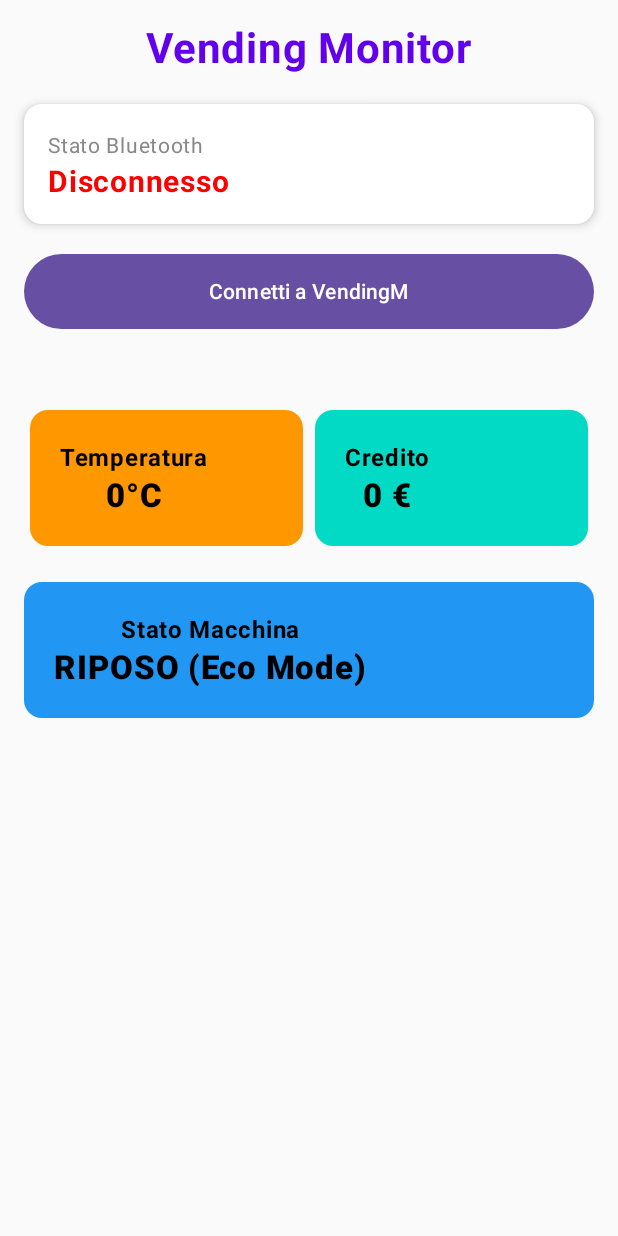
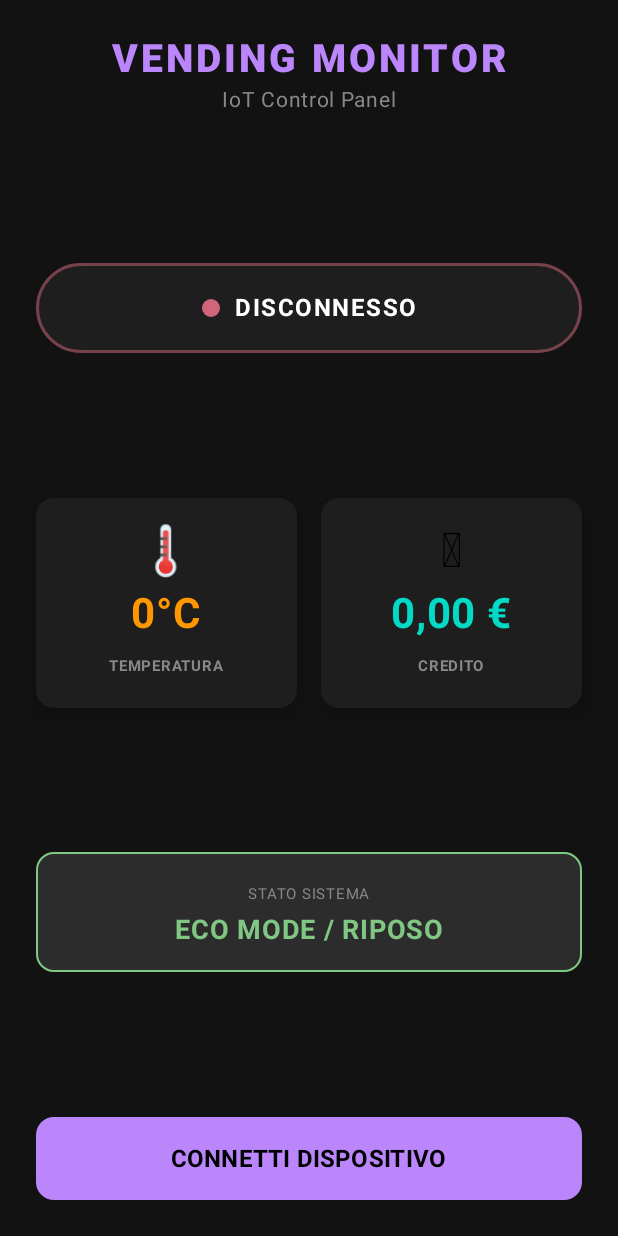
Before and after one commit to santoromarco74/VendingMachine, an Android app built with Jetpack Compose: the screen it shows after launch (MainActivity), on a phone screen of 412 x 824 dp. Run offline under Robolectric (Android 15) with nearby library versions, the phone set to English and light mode, and no system bars.

Commit message:
refactor: Overhaul UI and improve BLE connection logic
This commit completely redesigns the user interface for a modern, "tech" look and refines the Bluetooth Low Energy (BLE) connection management.

**UI/UX Overhaul:**
- Implements a dark theme using `darkColorScheme` for the entire application.
- Redesigns the main screen layout with `Column` and `Row` for better element distribution and responsiveness.
- Introduces new composable components:
    - `StatusIndicator`: A central card displaying the BLE connection status with a colored dot and text.
    - `SensorCard`: Modern, icon-based cards for displaying Temperature and Credit data.
    - `MachineStateCard`: A dedicated card to show the system status (e.g., "ECO MODE", "EROGAZIONE IN CORSO...") with corresponding colors.
    - `ActionButton`: A dynamic, multi-purpose button that changes text and color for connecting, stopping a scan, or disconnecting.
- Improves text styling with custom fonts, sizes, colors, and letter spacing for a polished look.

**BLE Logic & Functionality:**
- Adds a `disconnectDevice()` function for manual disconnection, which properly closes the GATT connection and resets UI state.
- Implements a `stopScan()` function to manually halt the BLE scanning process.
- Simplifies the notification enabling logic (`enableNotification` function) by removing redundant logging and parameters.
- Refines connection status messages to be more user-friendly (e.g., "Bluetooth Spento!", "Nessun Disp. Trovato").
- Streamlines the parsing of incoming data from the `CHAR_STATUS_UUID` characteristic.
- Cleans up debug logging and comments for better code readability.

```diff
--- a/app/src/main/java/com/example/vendingmonitor/MainActivity.kt
+++ b/app/src/main/java/com/example/vendingmonitor/MainActivity.kt
@@ -1,4 +1,4 @@
-package com.example.vendingmonitor // <--- VERIFICA CHE QUESTO SIA IL TUO PACKAGE REALE!
+package com.example.vendingmonitor
 
 import android.Manifest
 import android.annotation.SuppressLint
@@ -16,13 +16,19 @@ import androidx.activity.ComponentActivity
 import androidx.activity.compose.rememberLauncherForActivityResult
 import androidx.activity.compose.setContent
 import androidx.activity.result.contract.ActivityResultContracts
+import androidx.compose.foundation.BorderStroke
+import androidx.compose.foundation.background
 import androidx.compose.foundation.layout.*
+import androidx.compose.foundation.shape.CircleShape
+import androidx.compose.foundation.shape.RoundedCornerShape
 import androidx.compose.material3.*
 import androidx.compose.runtime.*
 import androidx.compose.ui.Alignment
 import androidx.compose.ui.Modifier
+import androidx.compose.ui.graphics.Brush
 import androidx.compose.ui.graphics.Color
 import androidx.compose.ui.text.font.FontWeight
+import androidx.compose.ui.text.style.TextAlign
 import androidx.compose.ui.unit.dp
 import androidx.compose.ui.unit.sp
 import androidx.core.app.ActivityCompat
@@ -31,11 +37,10 @@ import java.nio.ByteOrder
 import java.util.*
 
 // --- CONFIGURAZIONE UUID ---
-// Base UUID standard + Parte Mbed
 val SERVICE_UUID: UUID = UUID.fromString("0000A000-0000-1000-8000-00805f9b34fb")
 val CHAR_TEMP_UUID: UUID = UUID.fromString("0000A001-0000-1000-8000-00805f9b34fb")
 val CHAR_STATUS_UUID: UUID = UUID.fromString("0000A002-0000-1000-8000-00805f9b34fb")
-val CCCD_UUID: UUID = UUID.fromString("00002902-0000-1000-8000-00805f9b34fb") // Descriptor standard
+val CCCD_UUID: UUID = UUID.fromString("00002902-0000-1000-8000-00805f9b34fb")
 
 class MainActivity : ComponentActivity() {
 
@@ -52,86 +57,224 @@ class MainActivity : ComponentActivity() {
     override fun onCreate(savedInstanceState: Bundle?) {
         super.onCreate(savedInstanceState)
         setContent {
-            VendingDashboard()
+            // Tema Scuro forzato per look "Tech"
+            MaterialTheme(colorScheme = darkColorScheme()) {
+                Surface(modifier = Modifier.fillMaxSize(), color = Color(0xFF121212)) {
+                    VendingDashboard()
+                }
+            }
         }
     }
 
     @Composable
     fun VendingDashboard() {
-        // Launcher per richiesta permessi
         val permissionsLauncher = rememberLauncherForActivityResult(
             ActivityResultContracts.RequestMultiplePermissions()
         ) { perms ->
-            val allGranted = perms.values.all { it }
-            if (allGranted) {
-                println("DEBUG: Permessi ottenuti dal popup. Avvio scan...")
-                startScan()
-            } else {
-                Toast.makeText(this, "Permessi negati! Impossibile scansionare.", Toast.LENGTH_LONG).show()
-            }
+            if (perms.values.all { it }) startScan()
+            else Toast.makeText(this, "Permessi necessari!", Toast.LENGTH_SHORT).show()
         }
 
-        MaterialTheme {
-            Column(
-                modifier = Modifier.fillMaxSize().padding(16.dp),
-                horizontalAlignment = Alignment.CenterHorizontally,
-                verticalArrangement = Arrangement.spacedBy(20.dp)
+        Column(
+            modifier = Modifier.fillMaxSize().padding(24.dp),
+            horizontalAlignment = Alignment.CenterHorizontally,
+            verticalArrangement = Arrangement.SpaceBetween // Distribuisce gli elementi
+        ) {
+            // --- HEADER ---
+            Column(horizontalAlignment = Alignment.CenterHorizontally) {
+                Text(
+                    "VENDING MONITOR",
+                    fontSize = 26.sp,
+                    fontWeight = FontWeight.Black,
+                    color = Color(0xFFBB86FC),
+                    letterSpacing = 2.sp
+                )
+                Text(
+                    "IoT Control Panel",
+                    fontSize = 14.sp,
+                    color = Color.Gray
+                )
+            }
+
+            // --- STATUS INDICATOR (CERCHIO CENTRALE) ---
+            StatusIndicator()
+
+            // --- GRIGLIA DATI ---
+            Row(
+                modifier = Modifier.fillMaxWidth(),
+                horizontalArrangement = Arrangement.spacedBy(16.dp)
             ) {
-                Text("Vending Monitor", fontSize = 28.sp, fontWeight = FontWeight.Bold, color = Color(0xFF6200EE))
+                // Card Temperatura
+                SensorCard(
+                    title = "TEMPERATURA",
+                    value = "$tempState°C",
+                    icon = "🌡️",
+                    color = Color(0xFFFF9800), // Arancione
+                    modifier = Modifier.weight(1f)
+                )
+                // Card Credito
+                SensorCard(
+                    title = "CREDITO",
+                    value = "$creditState,00 €",
+                    icon = "🪙",
+                    color = Color(0xFF03DAC5), // Turchese
+                    modifier = Modifier.weight(1f)
+                )
+            }
 
-                // Stato Connessione
-                StatusCard("Stato Bluetooth", connectionStatus, if(connectionStatus=="Connesso") Color.Green else Color.Red)
+            // --- CARD STATO MACCHINA ---
+            MachineStateCard()
 
-                // Pulsante Connetti con logica Permessi Aggressiva
-                Button(
-                    onClick = {
-                        checkPermissionsAndScan(permissionsLauncher)
-                    },
-                    enabled = !isScanning && connectionStatus != "Connesso",
-                    modifier = Modifier.fillMaxWidth().height(50.dp)
-                ) {
-                    Text(if (isScanning) "Scansione in corso..." else "Connetti a VendingM")
+            // --- PULSANTE AZIONE (IL CUORE DELLA LOGICA) ---
+            ActionButton(permissionsLauncher)
+        }
+    }
+
+    // --- COMPONENTI GRAFICI MIGLIORATI ---
+
+    @Composable
+    fun StatusIndicator() {
+        val colorStato = when {
+            connectionStatus == "Connesso" -> Color(0xFF00E676) // Verde brillante
+            isScanning -> Color(0xFFFFEB3B) // Giallo
+            else -> Color(0xFFCF6679) // Rosso spento
+        }
+
+        Card(
+            shape = RoundedCornerShape(50),
+            border = BorderStroke(2.dp, colorStato.copy(alpha = 0.5f)),
+            colors = CardDefaults.cardColors(containerColor = Color(0xFF1E1E1E)),
+            modifier = Modifier.fillMaxWidth().height(60.dp)
+        ) {
+            Box(contentAlignment = Alignment.Center, modifier = Modifier.fillMaxSize()) {
+                Row(verticalAlignment = Alignment.CenterVertically) {
+                    // Pallino colorato
+                    Box(modifier = Modifier.size(12.dp).background(colorStato, CircleShape))
+                    Spacer(modifier = Modifier.width(10.dp))
+                    Text(
+                        text = connectionStatus.uppercase(),
+                        fontWeight = FontWeight.Bold,
+                        color = Color.White,
+                        letterSpacing = 1.sp
+                    )
                 }
-
-                Spacer(modifier = Modifier.height(10.dp))
-
-                // Dati Sensori
-                Row(modifier = Modifier.fillMaxWidth(), horizontalArrangement = Arrangement.SpaceEvenly) {
-                    DataBox("Temperatura", "$tempState°C", Color(0xFFFF9800), Modifier.weight(1f).padding(4.dp))
-                    DataBox("Credito", "$creditState €", Color(0xFF03DAC5), Modifier.weight(1f).padding(4.dp))
-                }
-
-                // Decodifica Stato Testuale
-                val statoTesto = when(machineState) {
-                    0 -> "RIPOSO (Eco Mode)"
-                    1 -> "ATTESA MONETA"
-                    2 -> "EROGAZIONE..."
-                    3 -> "RESTO"
-                    4 -> "ERRORE !!"
-                    else -> "Sconosciuto ($machineState)"
-                }
-                DataBox("Stato Macchina", statoTesto, Color(0xFF2196F3), Modifier.fillMaxWidth())
             }
         }
     }
 
-    // --- LOGICA PERMESSI ---
+    @Composable
+    fun SensorCard(title: String, value: String, icon: String, color: Color, modifier: Modifier) {
+        Card(
+            modifier = modifier.height(140.dp),
+            colors = CardDefaults.cardColors(containerColor = Color(0xFF1E1E1E)),
+            elevation = CardDefaults.cardElevation(8.dp)
+        ) {
+            Column(
+                modifier = Modifier.fillMaxSize().padding(16.dp),
+                verticalArrangement = Arrangement.SpaceBetween,
+                horizontalAlignment = Alignment.CenterHorizontally
+            ) {
+                Text(icon, fontSize = 32.sp)
+                Text(value, fontSize = 28.sp, fontWeight = FontWeight.Bold, color = color)
+                Text(title, fontSize = 10.sp, color = Color.Gray, fontWeight = FontWeight.Bold)
+            }
+        }
+    }
+
+    @Composable
+    fun MachineStateCard() {
+        val (testo, colore) = when(machineState) {
+            0 -> "ECO MODE / RIPOSO" to Color(0xFF81C784)
+            1 -> "INSERISCI MONETA" to Color(0xFF64B5F6)
+            2 -> "EROGAZIONE IN CORSO..." to Color(0xFFFFD54F)
+            3 -> "RESTO / RIMBORSO" to Color(0xFFBA68C8)
+            4 -> "⚠️ ERRORE TEMP ⚠️" to Color(0xFFE57373)
+            else -> "NON SINCRONIZZATO" to Color.Gray
+        }
+
+        Card(
+            modifier = Modifier.fillMaxWidth().height(80.dp),
+            colors = CardDefaults.cardColors(containerColor = Color(0xFF2C2C2C)),
+            border = BorderStroke(1.dp, colore)
+        ) {
+            Column(
+                modifier = Modifier.fillMaxSize(),
+                verticalArrangement = Arrangement.Center,
+                horizontalAlignment = Alignment.CenterHorizontally
+            ) {
+                Text("STATO SISTEMA", fontSize = 10.sp, color = Color.Gray)
+                Text(testo, fontSize = 18.sp, fontWeight = FontWeight.Bold, color = colore)
+            }
+        }
+    }
+
+    @Composable
+    fun ActionButton(launcher: androidx.activity.result.ActivityResultLauncher<Array<String>>) {
+        val buttonColor = when {
+            connectionStatus == "Connesso" -> Color(0xFFCF6679) // Rosso (Disconnetti)
+            isScanning -> Color(0xFFFFB74D) // Arancione (Stop)
+            else -> Color(0xFFBB86FC) // Viola (Connetti)
+        }
+
+        val buttonText = when {
+            connectionStatus == "Connesso" -> "DISCONNETTI"
+            isScanning -> "STOP SCANSIONE"
+            else -> "CONNETTI DISPOSITIVO"
+        }
+
+        Button(
+            onClick = {
+                when {
+                    connectionStatus == "Connesso" -> disconnectDevice()
+                    isScanning -> stopScan()
+                    else -> checkPermissionsAndScan(launcher)
+                }
+            },
+            colors = ButtonDefaults.buttonColors(containerColor = buttonColor),
+            modifier = Modifier.fillMaxWidth().height(55.dp),
+            shape = RoundedCornerShape(12.dp)
+        ) {
+            Text(buttonText, fontWeight = FontWeight.Bold, fontSize = 16.sp, color = Color.Black)
+        }
+    }
+
+    // --- LOGICA BLUETOOTH AGGIORNATA ---
+
+    @SuppressLint("MissingPermission")
+    private fun disconnectDevice() {
+        bluetoothGatt?.let { gatt ->
+            println("DEBUG: Richiesta disconnessione manuale...")
+            gatt.disconnect()
+            gatt.close()
+        }
+        bluetoothGatt = null
+        connectionStatus = "Disconnesso"
+        // Reset Valori UI per pulizia
+        tempState = 0
+        creditState = 0
+        machineState = 0
+    }
+
+    @SuppressLint("MissingPermission")
+    private fun stopScan() {
+        val bluetoothManager = getSystemService(Context.BLUETOOTH_SERVICE) as BluetoothManager
+        bluetoothManager.adapter.bluetoothLeScanner?.stopScan(object : ScanCallback(){})
+        isScanning = false
+        connectionStatus = "Disconnesso"
+    }
+
     private fun checkPermissionsAndScan(launcher: androidx.activity.result.ActivityResultLauncher<Array<String>>) {
         val hasScan = if (Build.VERSION.SDK_INT >= Build.VERSION_CODES.S) {
             ActivityCompat.checkSelfPermission(this, Manifest.permission.BLUETOOTH_SCAN) == PackageManager.PERMISSION_GRANTED
         } else true
-
         val hasConnect = if (Build.VERSION.SDK_INT >= Build.VERSION_CODES.S) {
             ActivityCompat.checkSelfPermission(this, Manifest.permission.BLUETOOTH_CONNECT) == PackageManager.PERMISSION_GRANTED
         } else true
-
         val hasLoc = ActivityCompat.checkSelfPermission(this, Manifest.permission.ACCESS_FINE_LOCATION) == PackageManager.PERMISSION_GRANTED
 
         if (hasScan && hasConnect && hasLoc) {
-            println("DEBUG: Permessi già presenti. Avvio Scan immediato.")
             startScan()
         } else {
-            println("DEBUG: Mancano permessi. Richiedo...")
             val perms = mutableListOf(Manifest.permission.ACCESS_FINE_LOCATION, Manifest.permission.ACCESS_COARSE_LOCATION)
             if (Build.VERSION.SDK_INT >= Build.VERSION_CODES.S) {
                 perms.add(Manifest.permission.BLUETOOTH_SCAN)
@@ -141,13 +284,12 @@ class MainActivity : ComponentActivity() {
         }
     }
 
-    // --- LOGICA SCANSIONE ---
     @SuppressLint("MissingPermission")
     private fun startScan() {
         val bluetoothManager = getSystemService(Context.BLUETOOTH_SERVICE) as BluetoothManager
         val scanner = bluetoothManager.adapter.bluetoothLeScanner
         if (scanner == null) {
-            connectionStatus = "Errore: Bluetooth spento?"
+            connectionStatus = "Bluetooth Spento!"
             return
         }
 
@@ -157,11 +299,9 @@ class MainActivity : ComponentActivity() {
         scanner.startScan(object : ScanCallback() {
             override fun onScanResult(callbackType: Int, result: ScanResult?) {
                 val device = result?.device ?: return
-                // Cerchiamo il nome OVUNQUE (Device o ScanRecord)
                 val nome = device.name ?: result.scanRecord?.deviceName
 
                 if (nome != null && nome.contains("Vending", ignoreCase = true)) {
-                    println("DEBUG: TROVATO TARGET: $nome [${device.address}]")
                     if (isScanning) {
                         scanner.stopScan(this)
                         isScanning = false
@@ -169,43 +309,34 @@ class MainActivity : ComponentActivity() {
                     }
                 }
             }
-
             override fun onScanFailed(errorCode: Int) {
-                println("DEBUG: Scan fallito con codice $errorCode")
                 isScanning = false
-                connectionStatus = "Scan Fail: $errorCode"
+                connectionStatus = "Errore Scan: $errorCode"
             }
         })
 
-        // Timeout di sicurezza dopo 10 secondi
         mainHandler.postDelayed({
             if (isScanning) {
-                println("DEBUG: Timeout scansione.")
                 scanner.stopScan(object : ScanCallback(){})
                 isScanning = false
-                if(connectionStatus == "Scansione...") connectionStatus = "Non trovato"
+                if(connectionStatus == "Scansione...") connectionStatus = "Nessun Disp. Trovato"
             }
         }, 10000)
     }
 
-    // --- LOGICA CONNESSIONE GATT ---
     @SuppressLint("MissingPermission")
     private fun connectToDevice(device: BluetoothDevice) {
-        runOnUiThread { connectionStatus = "Connessione in corso..." }
-        println("DEBUG: ConnectGatt a ${device.address}")
-
+        runOnUiThread { connectionStatus = "Connessione..." }
         bluetoothGatt = device.connectGatt(this, false, object : BluetoothGattCallback() {
-
-            // Variabile temporanea per ricordarci di attivare lo stato dopo
             private var charStatoDaAttivare: BluetoothGattCharacteristic? = null
 
             override fun onConnectionStateChange(gatt: BluetoothGatt?, status: Int, newState: Int) {
                 if (newState == BluetoothProfile.STATE_CONNECTED) {
-                    println("DEBUG: CONNESSO! Scopro servizi...")
                     runOnUiThread { connectionStatus = "Connesso" }
                     gatt?.discoverServices()
                 } else if (newState == BluetoothProfile.STATE_DISCONNECTED) {
                     runOnUiThread { connectionStatus = "Disconnesso" }
+                    gatt?.close() // Importante chiudere sempre
                 }
             }
 
@@ -213,101 +344,49 @@ class MainActivity : ComponentActivity() {
                 if (status == BluetoothGatt.GATT_SUCCESS && gatt != null) {
                     val service = gatt.getService(SERVICE_UUID)
                     if (service != null) {
-                        println("DEBUG: Servizio Trovato. Avvio sequenza notifiche...")
-
                         val charTemp = service.getCharacteristic(CHAR_TEMP_UUID)
                         val charStatus = service.getCharacteristic(CHAR_STATUS_UUID)
-
-                        // Salviamo il secondo per dopo
                         charStatoDaAttivare = charStatus
 
-                        // 1. PASSO UNO: Attiviamo PRIMA la Temperatura
-                        if (charTemp != null) {
-                            enableNotification(gatt, charTemp, "TEMP")
-                        } else {
-                            // Se manca la temp, proviamo subito lo stato
-                            if (charStatus != null) enableNotification(gatt, charStatus, "STATO")
-                        }
+                        if (charTemp != null) enableNotification(gatt, charTemp)
+                        else if (charStatus != null) enableNotification(gatt, charStatus)
                     }
                 }
             }
 
-            // --- QUI LA MAGIA: Quando finisce la prima, parte la seconda ---
             override fun onDescriptorWrite(gatt: BluetoothGatt?, descriptor: BluetoothGattDescriptor?, status: Int) {
                 if (status == BluetoothGatt.GATT_SUCCESS) {
-                    println("DEBUG: Iscrizione completata per ${descriptor?.characteristic?.uuid}")
-
-                    // Se abbiamo appena finito di attivare la TEMP (A001)...
-                    if (descriptor?.characteristic?.uuid == CHAR_TEMP_UUID) {
-                        // ... e abbiamo uno STATO (A002) in attesa
-                        if (charStatoDaAttivare != null) {
-                            println("DEBUG: Sequenza: Ora attivo STATO...")
-                            // Piccolo respiro per il bus BLE (sicurezza)
-                            Thread.sleep(100)
-                            enableNotification(gatt!!, charStatoDaAttivare!!, "STATO")
-                        }
+                    if (descriptor?.characteristic?.uuid == CHAR_TEMP_UUID && charStatoDaAttivare != null) {
+                        Thread.sleep(100)
+                        enableNotification(gatt!!, charStatoDaAttivare!!)
                     }
-                } else {
-                    println("DEBUG: Errore scrittura descriptor: $status")
                 }
             }
 
             override fun onCharacteristicChanged(gatt: BluetoothGatt, characteristic: BluetoothGattCharacteristic) {
                 val data = characteristic.value
-
                 if (characteristic.uuid == CHAR_TEMP_UUID) {
                     val temp = ByteBuffer.wrap(data).order(ByteOrder.LITTLE_ENDIAN).int
                     runOnUiThread { tempState = temp }
-                }
-                else if (characteristic.uuid == CHAR_STATUS_UUID) {
+                } else if (characteristic.uuid == CHAR_STATUS_UUID) {
                     if (data.size >= 2) {
-                        // Byte 0 = Credito, Byte 1 = Stato
-                        val cred = data[0].toInt()
-                        val state = data[1].toInt()
-                        println("DEBUG: Dati Stato -> Credito: $cred, Stato: $state")
                         runOnUiThread {
-                            creditState = cred
-                            machineState = state
+                            creditState = data[0].toInt()
+                            machineState = data[1].toInt()
                         }
                     }
                 }
             }
         })
     }
+
     @SuppressLint("MissingPermission")
-    private fun enableNotification(gatt: BluetoothGatt, characteristic: BluetoothGattCharacteristic, tag: String) {
-        // 1. Abilita Localmente
+    private fun enableNotification(gatt: BluetoothGatt, characteristic: BluetoothGattCharacteristic) {
         gatt.setCharacteristicNotification(characteristic, true)
-
-        // 2. Abilita Remotamente (CCCD Descriptor)
         val descriptor = characteristic.getDescriptor(CCCD_UUID)
         if (descriptor != null) {
             descriptor.value = BluetoothGattDescriptor.ENABLE_NOTIFICATION_VALUE
-            val success = gatt.writeDescriptor(descriptor)
-            println("DEBUG: Scrittura CCCD per $tag -> Successo? $success")
-        } else {
-            println("DEBUG: ERRORE - Descriptor CCCD mancante per $tag")
-        }
-    }
-
-    // --- COMPONENTI UI ---
-    @Composable
-    fun StatusCard(title: String, value: String, color: Color) {
-        Card(modifier = Modifier.fillMaxWidth(), colors = CardDefaults.cardColors(containerColor = Color.White), elevation = CardDefaults.cardElevation(4.dp)) {
-            Column(modifier = Modifier.padding(16.dp)) {
-                Text(title, fontSize = 14.sp, color = Color.Gray)
-                Text(value, fontSize = 20.sp, fontWeight = FontWeight.Bold, color = color)
-            }
-        }
-    }
-
-    @Composable
-    fun DataBox(title: String, value: String, bgColor: Color, modifier: Modifier = Modifier) {
-        Card(modifier = modifier, colors = CardDefaults.cardColors(containerColor = bgColor)) {
-            Column(modifier = Modifier.padding(20.dp), horizontalAlignment = Alignment.CenterHorizontally) {
-                Text(title, color = Color.Black, fontWeight = FontWeight.Bold, fontSize = 16.sp)
-                Text(value, fontSize = 22.sp, color = Color.Black, fontWeight = FontWeight.ExtraBold)
-            }
+            gatt.writeDescriptor(descriptor)
         }
     }
 }
```
